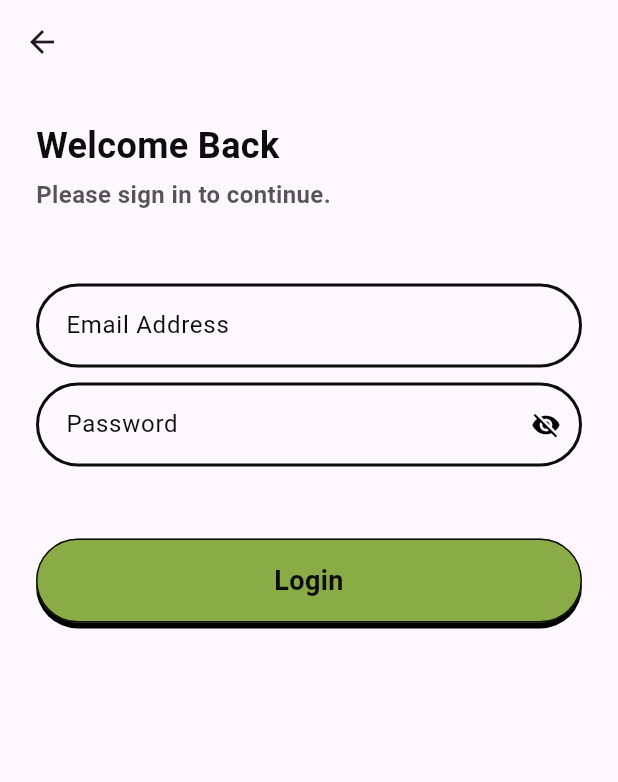
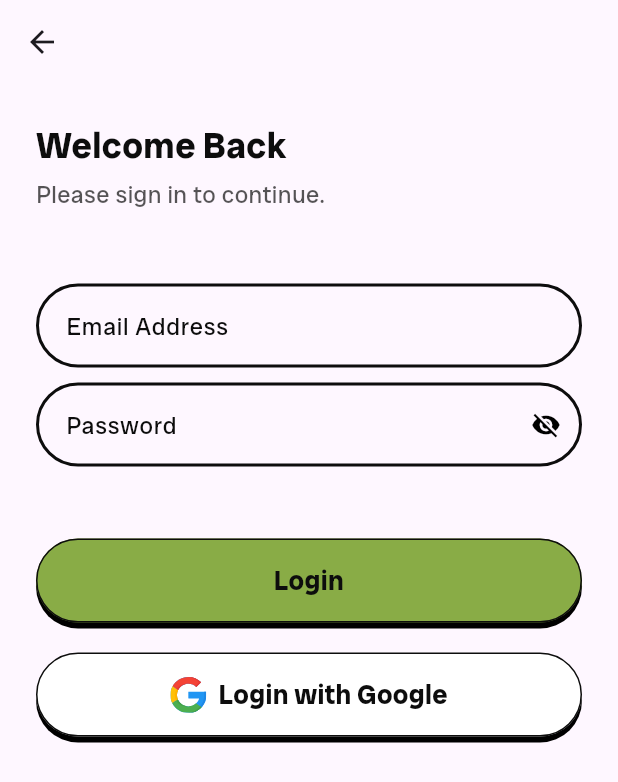
Before and after one commit to mayankbaranwal0/supabase_auth, a Flutter app: the screen it shows after launch, after a tap on "Sign In", on a phone screen of 412 x 824 dp. Shown: the top 782 px of the screen. Run offline on Flutter 3.47's test engine with Material 3 defaults, Android fonts, the phone set to English and light mode, and no system bars; drawn by our look-alikes of zoom_tap_animation; our stand-ins replace flutter_dotenv, flutter_riverpod, flutter_svg, go_router, google_sign_in, supabase_flutter; accounts and stored records are empty.

Commit message:
feat: google signin

```diff
--- a/lib/src/constants/app_assets.dart
+++ b/lib/src/constants/app_assets.dart
@@ -1,3 +1,4 @@
 class AppAssets {
   static const String icon = 'assets/images/icon.png';
+  static const String google = 'assets/images/google.svg';
 }
--- a/lib/src/features/auth/presentation/login_screen.dart
+++ b/lib/src/features/auth/presentation/login_screen.dart
@@ -1,7 +1,9 @@
 import 'package:flutter/material.dart';
 import 'package:flutter_riverpod/flutter_riverpod.dart';
+import 'package:flutter_svg/flutter_svg.dart';
 import 'package:go_router/go_router.dart';
 
+import '../../../constants/app_assets.dart';
 import '../../../constants/app_colors.dart';
 import '../../../constants/app_sizes.dart';
 import '../../../shared/widgets/custom_button.dart';
@@ -77,6 +79,31 @@ class LoginScreen extends ConsumerWidget {
                 ),
               ),
             ),
+            gapH20,
+            CustomButton.secondary(
+              onPressed: () =>
+                  ref.read(loginController.notifier).signInWithGoogle(),
+              child: otpLogin.maybeWhen(
+                loading: () => const CircularProgressIndicator(),
+                orElse: () => Row(
+                  mainAxisAlignment: MainAxisAlignment.center,
+                  children: [
+                    SvgPicture.asset(AppAssets.google),
+                    gapW8,
+                    Text(
+                      'Login with Google',
+                      style: TextStyle(
+                        fontSize: 18,
+                        color: AppColors.black,
+                        fontWeight: FontWeight.bold,
+                        fontFamily: AppFonts.radioCanadaBig,
+                      ),
+                      textAlign: TextAlign.center,
+                    ),
+                  ],
+                ),
+              ),
+            ),
           ],
         ),
       ),
--- a/lib/src/features/home/presentation/home_screen.dart
+++ b/lib/src/features/home/presentation/home_screen.dart
@@ -18,7 +18,7 @@ class HomeScreen extends ConsumerWidget {
       appBar: AppBar(
         title: Text('Home'),
       ),
-      body: SingleChildScrollView(
+      body: Padding(
         padding: EdgeInsets.all(24),
         child: Column(
           children: [
--- a/lib/src/features/onboarding/onboarding_screen.dart
+++ b/lib/src/features/onboarding/onboarding_screen.dart
@@ -33,7 +33,7 @@ class OnboardingScreen extends ConsumerWidget {
               'Onboard',
               style: TextStyle(
                 fontSize: 40,
-                fontWeight: FontWeight.w600,
+                fontWeight: FontWeight.bold,
                 fontFamily: AppFonts.radioCanadaBig,
               ),
             ),
--- a/lib/src/shared/widgets/label.dart
+++ b/lib/src/shared/widgets/label.dart
@@ -23,7 +23,7 @@ class Label extends StatelessWidget {
           style: TextStyle(
             fontSize: 24,
             color: AppColors.black,
-            fontWeight: FontWeight.w600,
+            fontWeight: FontWeight.bold,
             fontFamily: AppFonts.radioCanadaBig,
           ),
         ),
@@ -33,7 +33,7 @@ class Label extends StatelessWidget {
           style: TextStyle(
             fontSize: 16,
             color: AppColors.black.withOpacity(0.7),
-            fontWeight: FontWeight.w600,
+            fontWeight: FontWeight.w400,
             fontFamily: AppFonts.radioCanadaBig,
           ),
         ),
```
Also changed, not shown: lib/src/features/auth/data/supabase_signin_repo.dart (+33 -0 lines), lib/src/features/auth/presentation/login_controller.dart (+13 -1 lines), pubspec.yaml (+10 -1 lines), pubspec.lock, 13 other files.
